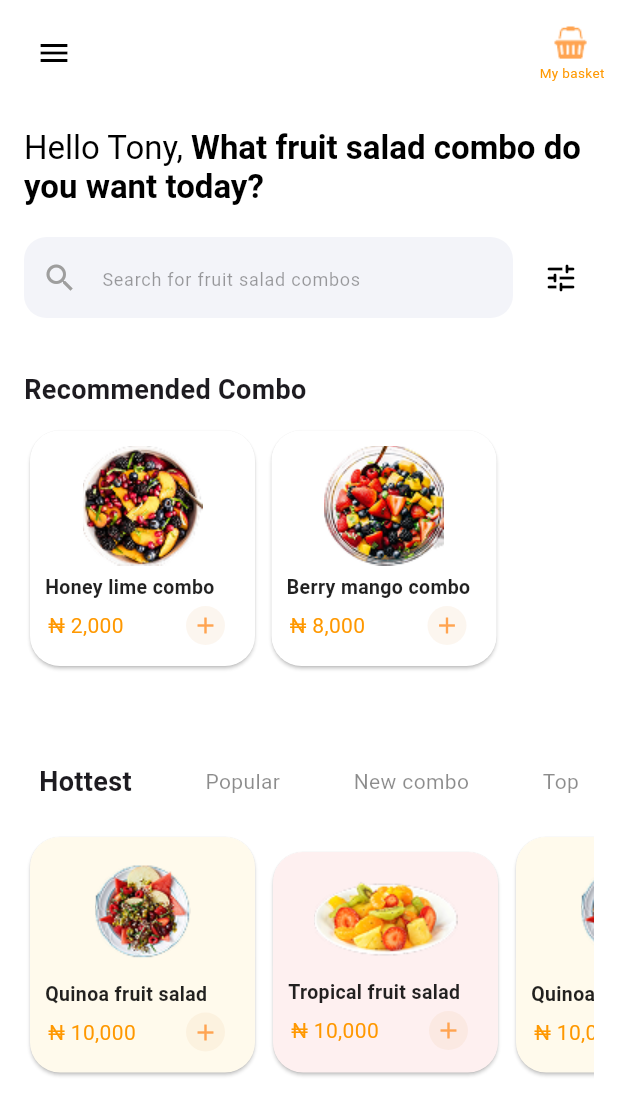
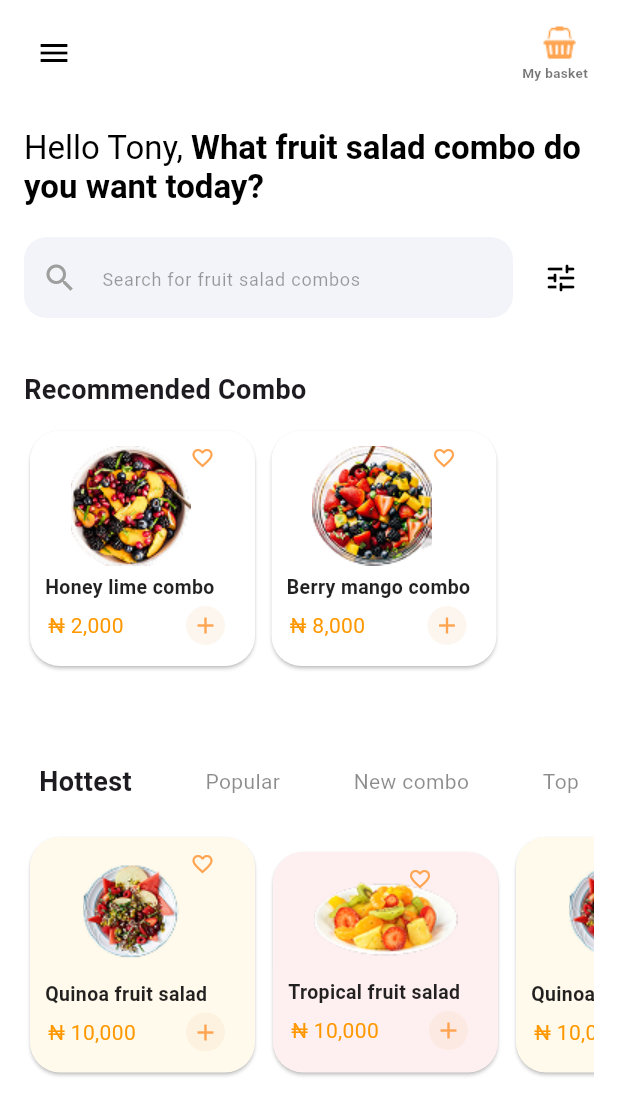
Before and after one commit to Karthi-2909/fruit_hub_delivery_app, a Flutter app: the HomeRowPage screen opened directly, on a phone screen of 412 x 824 dp. Shown: the top 1115 px of the screen. Run offline on Flutter 3.47's test engine with Material 3 defaults, Android fonts, the phone set to English and light mode, and no system bars.

Commit message:
fine tunes

```diff
--- a/lib/main.dart
+++ b/lib/main.dart
@@ -1,5 +1,8 @@
 import 'package:flutter/material.dart';
 import 'package:fruit_hub_delivery_app/login/splash.dart';
+import 'package:fruit_hub_delivery_app/widgets/basket_page.dart';
+import 'package:fruit_hub_delivery_app/widgets/home_screen_one.dart';
+import 'package:fruit_hub_delivery_app/widgets/order_list.dart';
 
 
 void main() {
--- a/lib/widgets/basket_page.dart
+++ b/lib/widgets/basket_page.dart
@@ -132,7 +132,7 @@ class _BasketPageState extends State<BasketPage> {
                       ],
                     ),
                   ),
-                  Divider(),
+                  Divider(thickness: 0.15,),
                   Padding(
                     padding: const EdgeInsets.all(20),
                     child: Column(
--- a/lib/widgets/home_screen_one.dart
+++ b/lib/widgets/home_screen_one.dart
@@ -28,7 +28,7 @@ class _HomeRowPageState extends State<HomeRowPage> {
             mainAxisSize: MainAxisSize.min,
             children: [
               Padding(
-                padding: const EdgeInsets.only(right: 10),
+                padding: const EdgeInsets.only(right: 13),
                 child: Image.asset(
                   "assets/images/fa_shopping-basket (1).png",
                   fit: BoxFit.contain,
@@ -38,10 +38,10 @@ class _HomeRowPageState extends State<HomeRowPage> {
               ),
               SizedBox(height: 2), // Reduce spacing
               Padding(
-                padding: const EdgeInsets.only(right: 9),
+                padding: const EdgeInsets.only(right: 20),
                 child: Text(
                   "My basket",
-                  style: TextStyle(fontSize: 9, color: Colors.orange),
+                  style: TextStyle(fontSize: 9, color: Colors.black54,fontWeight: FontWeight.w700),
                 ),
               ),
             ],
@@ -199,7 +199,15 @@ class FruitCard extends StatelessWidget {
         child: Column(
           crossAxisAlignment: CrossAxisAlignment.center,
           children: [
-            Image.asset(imagePath, width: imageSize ?? 80),
+            Stack(
+              children: [
+                Image.asset(imagePath, width: imageSize ?? 80),
+                Padding(
+                  padding: const EdgeInsets.only(left: 80,bottom: 10),
+                  child: Icon(Icons.favorite_border, color: AppColors.primarycolor, size: 16),
+                ),
+              ],
+            ),
             SizedBox(height: 5),
             Row(
               mainAxisAlignment: MainAxisAlignment.start,
```
Also changed, not shown: lib/widgets/order_list.dart (+25 -19 lines).
